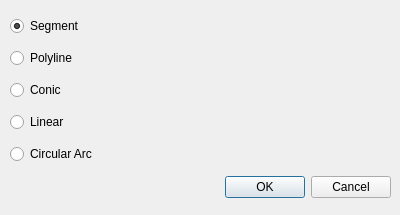
Above: demo/Arrangement_on_surface_2/NewTabDialog.ui from MicroStar-Tech/cgal before the change. Below: the same form after it.
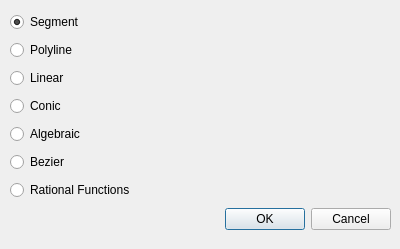
That is the form after the change.

```diff
--- a/demo/Arrangement_on_surface_2/NewTabDialog.ui
+++ b/demo/Arrangement_on_surface_2/NewTabDialog.ui
@@ -7,7 +7,7 @@
     <x>0</x>
     <y>0</y>
     <width>400</width>
-    <height>215</height>
+    <height>249</height>
    </rect>
   </property>
   <property name="windowTitle">
@@ -19,7 +19,7 @@
      <x>10</x>
      <y>10</y>
      <width>381</width>
-     <height>197</height>
+     <height>230</height>
     </rect>
    </property>
    <layout class="QGridLayout" name="gridLayout">
@@ -44,13 +44,41 @@
      </widget>
     </item>
     <item row="2" column="0">
+     <widget class="QRadioButton" name="linearRadioButton">
+      <property name="text">
+       <string>Linear</string>
+      </property>
+     </widget>
+    </item>
+    <item row="3" column="0">
      <widget class="QRadioButton" name="conicRadioButton">
       <property name="text">
        <string>Conic</string>
       </property>
      </widget>
     </item>
+    <item row="4" column="0">
+     <widget class="QRadioButton" name="algebraicRadioButton">
+      <property name="text">
+       <string>Algebraic</string>
+      </property>
+     </widget>
+    </item>
+    <item row="5" column="0">
+     <widget class="QRadioButton" name="bezierRadioButton">
+      <property name="text">
+       <string>Bezier</string>
+      </property>
+     </widget>
+    </item>
     <item row="6" column="0">
+     <widget class="QRadioButton" name="rationalFunctionRadioButton">
+      <property name="text">
+       <string>Rational Functions</string>
+      </property>
+     </widget>
+    </item>
+    <item row="7" column="0">
      <widget class="QDialogButtonBox" name="buttonBox">
       <property name="orientation">
        <enum>Qt::Horizontal</enum>
@@ -60,27 +88,6 @@
       </property>
      </widget>
     </item>
-    <item row="3" column="0">
-     <widget class="QRadioButton" name="linearRadioButton">
-      <property name="text">
-       <string>Linear</string>
-      </property>
-     </widget>
-    </item>
-    <item row="4" column="0">
-     <widget class="QRadioButton" name="circularArcRadioButton">
-      <property name="text">
-       <string>Circular Arc</string>
-      </property>
-     </widget>
-    </item>
-    <!-- <item row="5" column="0"> -->
-    <!--  <widget class="QRadioButton" name="algebraicRadioButton"> -->
-    <!--   <property name="text"> -->
-    <!--    <string>Algebraic</string> -->
-    <!--   </property> -->
-    <!--  </widget> -->
-    <!-- </item> -->
    </layout>
   </widget>
  </widget>
```
